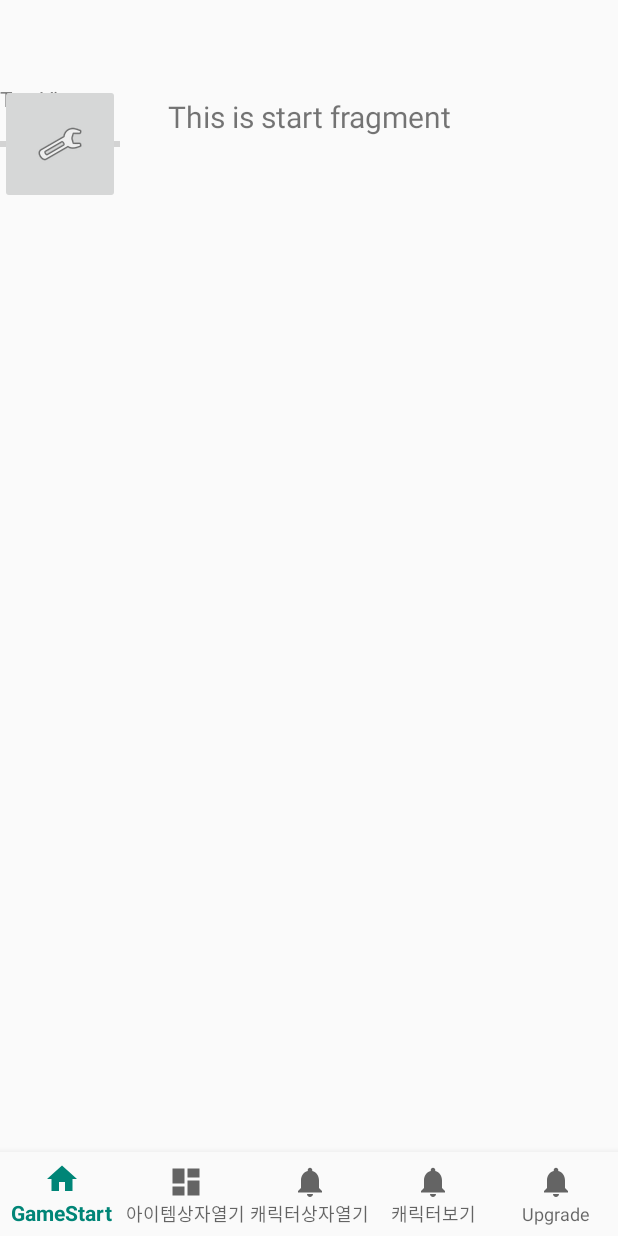
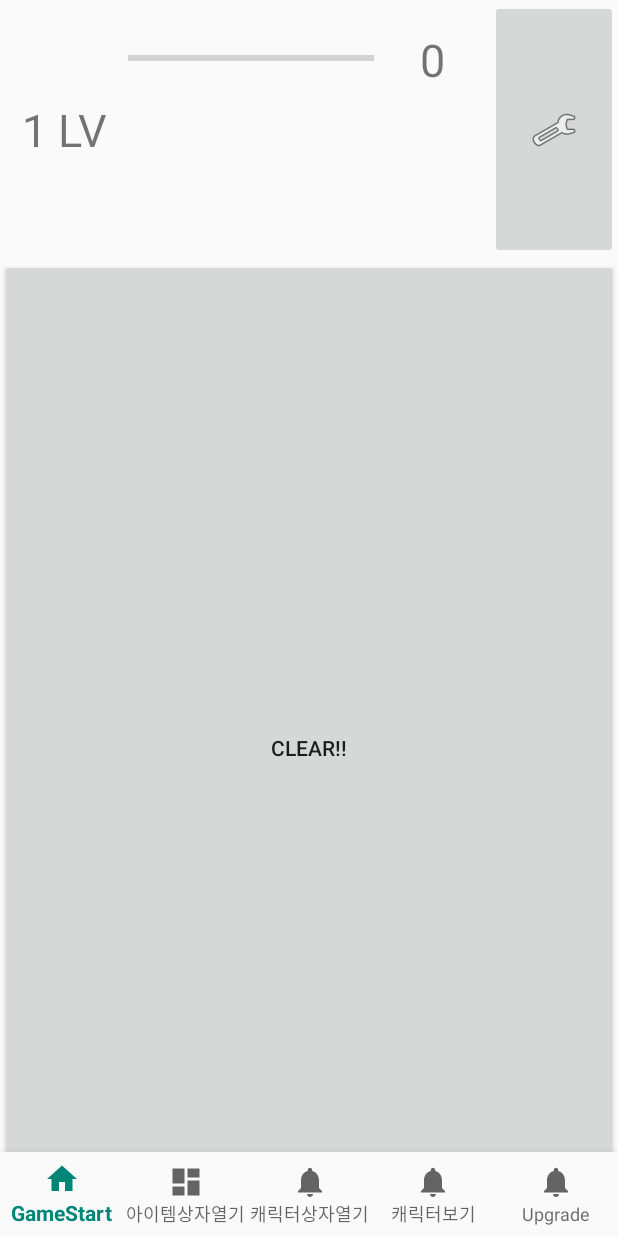
Before and after one commit to nsun9505/MobileAppProgramming_Team1, an Android app: the screen it shows after launch (MainActivity), on a phone screen of 412 x 824 dp. Run offline under Robolectric (Android 15) with nearby library versions, the phone set to English and light mode, and no system bars; our stand-ins replace navigation-ui.

Commit message:
add gameclear function

```diff
--- a/app/src/main/AndroidManifest.xml
+++ b/app/src/main/AndroidManifest.xml
@@ -18,6 +18,7 @@
                 <category android:name="android.intent.category.LAUNCHER" />
             </intent-filter>
         </activity>
+        <activity android:name=".SettingFragment"/>
     </application>
 
 </manifest>
--- a/app/src/main/java/com/example/testproject/MainActivity.java
+++ b/app/src/main/java/com/example/testproject/MainActivity.java
@@ -1,11 +1,15 @@
 package com.example.testproject;
 
+import android.content.Intent;
 import android.os.Build;
 import android.os.Bundle;
 import android.view.View;
+import android.widget.Button;
 import android.view.Window;
 import android.view.WindowManager;
 
+import com.example.testproject.function.GameInterface;
+import com.example.testproject.function.Player;
 import com.google.android.material.bottomnavigation.BottomNavigationView;
 
 import androidx.appcompat.app.ActionBar;
@@ -15,10 +19,16 @@ import androidx.navigation.Navigation;
 import androidx.navigation.ui.AppBarConfiguration;
 import androidx.navigation.ui.NavigationUI;
 import android.app.Activity;
+import android.widget.Button;
+import android.widget.ImageButton;
+import android.widget.ProgressBar;
+import android.widget.TextView;
 
 public class MainActivity extends AppCompatActivity {
+    Button btn;
     private View decorView;
     private int uiOption;
+    private GameInterface Ginterface = null;
     @Override
     protected void onCreate(Bundle savedInstanceState) {
         super.onCreate(savedInstanceState);
@@ -34,20 +44,30 @@ public class MainActivity extends AppCompatActivity {
             uiOption |= View.SYSTEM_UI_FLAG_FULLSCREEN;
         if( Build.VERSION.SDK_INT >= Build.VERSION_CODES.KITKAT )
             uiOption |= View.SYSTEM_UI_FLAG_IMMERSIVE_STICKY;
+
         //전체화면 중간 스톱
+        setContentView(R.layout.activity_main);
 
+        ImageButton settingbtn = (ImageButton) findViewById(R.id.settingbtn); //설정버튼
+        settingbtn.setOnClickListener(new View.OnClickListener(){
 
-        setContentView(R.layout.activity_main);
+            public void onClick(View v) { //클릭이벤트
+                Intent myintent = new Intent(MainActivity.this, SettingFragment.class);
+                startActivity(myintent);
+            }
+        });
+
+        this.initGameInfo();
         BottomNavigationView navView = findViewById(R.id.nav_view);
         // Passing each menu ID as a set of Ids because each
         // menu should be considered as top level destinations.
         AppBarConfiguration appBarConfiguration = new AppBarConfiguration.Builder(
-                R.id.navigation_gamestart, R.id.navigation_open_itembox, R.id.navigation_open_charbox,R.id.navigation_view_character,R.id.navigation_upgrade)
+                R.id.navigation_gamestart, R.id.navigation_open_itembox,
+                R.id.navigation_open_charbox,R.id.navigation_view_character,R.id.navigation_upgrade)
                 .build();
         NavController navController = Navigation.findNavController(this, R.id.nav_host_fragment);
         NavigationUI.setupActionBarWithNavController(this, navController, appBarConfiguration);
         NavigationUI.setupWithNavController(navView, navController);
-
     }
     @Override
     public void onWindowFocusChanged(boolean hasFocus) { //전체화면2
@@ -59,4 +79,39 @@ public class MainActivity extends AppCompatActivity {
         }
     } //전체화면끝
 
+    public void initGameInfo(){
+        this.Ginterface = new Player();
+        TextView levelText = (TextView)findViewById(R.id.textView3);
+        levelText.setText(String.valueOf(Ginterface.getCurrentLevel() +" LV"));
+
+        ProgressBar expProgress = (ProgressBar)findViewById(R.id.progressBar);
+        expProgress.setProgress(Ginterface.getCurrentExp());
+
+        ProgressBar searchProgress = (ProgressBar)findViewById(R.id.progressBar2);
+        searchProgress.setProgress(Ginterface.getSearchValue());
+
+        TextView moneyText = (TextView)findViewById(R.id.textView4);
+        moneyText.setText(String.valueOf(Ginterface.getMoney()));
+    }
+
+    public void gameClear(){
+        int ret =  Ginterface.increaseExp(10);
+        if(ret == 1){
+            Ginterface.levelUp();
+            Ginterface.increaseNumberOfBox();
+            TextView levelText = (TextView)findViewById(R.id.textView3);
+            levelText.setText(String.valueOf(Ginterface.getCurrentLevel() +" LV"));
+        }
+        Ginterface.updateMoney();
+        Ginterface.increaseSearchValue(10);
+
+        ProgressBar expProgress = (ProgressBar)findViewById(R.id.progressBar);
+        expProgress.setProgress(Ginterface.getCurrentExp());
+
+        ProgressBar searchProgress = (ProgressBar)findViewById(R.id.progressBar2);
+        searchProgress.setProgress(Ginterface.getSearchValue());
+
+        TextView moneyText = (TextView)findViewById(R.id.textView4);
+        moneyText.setText(String.valueOf(Ginterface.getMoney()));
+    }
 }
--- /dev/null
+++ b/app/src/main/java/com/example/testproject/function/GameInterface.java
@@ -0,0 +1,45 @@
+package com.example.testproject.function;
+
+public interface GameInterface {
+     void UpdateMaxExp();
+
+    // 1차 보상 : 경험치
+    // 경험치 증가 -> MAX 도달 시 LEVELUP 리턴
+     int increaseExp(int getExp);
+
+    // 1차 보상 : 탐색도 증가
+    // 탐색도 증가 : 100% 도달 시 GETPIVOT 리턴, 아직 MAX가 100%가 아니면 NOTGETPIVOT
+     int increaseSearchValue(int getsearchValue);
+
+    // 1차 보창 : 재화
+     void updateMoney();
+
+    // 레벨업 : level 증가
+     void levelUp();
+
+    // 2차 보상
+    // 레벨업 : box 수 증가
+     void increaseNumberOfBox();
+
+    // 수정 필요
+    // 2차 보상
+    // 상자까기 : 1차 보상의 상자를 얻거나(0), 장식을 얻거나(1)
+     int openBox();
+
+    // 수정필요
+    // 3차 보상 : 장식 추가
+     int addDecoration();
+
+    // 수정 필요
+    // 3차 보상 : 강화
+    // 강화할 pivot을 선택 후 강화 가능
+    // 먼저 강화할 pivot선택, pivot이 하나도 없어도 강화탭에 들어갈 수 있음.
+    // 재화(money)를 소모하여 강화
+     int reinforce(int selected);
+
+    // 기본 정보를 출력하기 워해
+     int getCurrentLevel();
+     int getSearchValue();
+     int getCurrentExp();
+    int getMoney();
+}
--- /dev/null
+++ b/app/src/main/java/com/example/testproject/function/Player.java
@@ -0,0 +1,224 @@
+package com.example.testproject.function;
+
+
+import android.widget.TextView;
+
+import com.example.testproject.R;
+
+import java.util.ArrayList;
+import java.util.Random;
+
+public class Player implements GameInterface {
+    private static final int LEVELUP = 1;
+    private static final int NOLEVELUP = 0;
+    private static final int GETPARTS = 1;
+    private static final int NOTGETPARTS = 0;
+    private static final int COMPLETEPIVOT = 1;
+    private static final int NOTCOMPLETEPIVOT = 0;
+
+    private int maxExp;
+    private int maxSearchValue;
+    private int level;                // 레벨
+    private int currentExp;                // 경험치
+    private int searchValue;        // 탐색도(탐색치)
+    private int money;                // 재화
+    private int numOfBox;            // 상자 개수
+    // 가지고 있는 장식리스트
+    private ArrayList<Decoration> decoList;
+
+    public Player() {
+        this.level = 1;
+        this.currentExp = 0;
+        this.searchValue = 0;
+        this.money = 0;
+        this.numOfBox = 0;
+        this.maxExp = 100;
+        this.maxSearchValue = 100;
+        this.decoList = new ArrayList<Decoration>();
+    }
+
+    // 1차 보상 : 경험치
+    // 경험치 증가 -> MAX 도달 시 LEVELUP 리턴
+    public int increaseExp(int getExp) {
+        // 현재 경험치 갱신
+        this.setExp(this.getCurrentExp() + getExp);
+
+        // 현재 경험치를 받아옴.
+        int currentExp = this.getCurrentExp();
+
+        // 현재 경험치가 현재 레벨에서 다음 레벨로 넘어가기 위한 경험치를 달성한 경우
+        // 경험치를 갱신하고, 레벨을 증가시키기 위한 값 리턴
+        // 다음 레벨에 맞는 최대 경험치 갱신
+        if (currentExp >= this.getMaxExp()) {
+            this.setExp(this.getCurrentExp() - this.getMaxExp());
+            this.UpdateMaxExp();
+            return LEVELUP;
+        }
+
+        // 레벨업 하지 않음.
+        return NOLEVELUP;
+    }
+
+    public void UpdateMaxExp() {
+        this.setMaxExp(100 + (this.getCurrentLevel() - 1) * 20);
+    }
+
+    // 1차 보상 : 탐색도 증가
+    // 탐색도 증가 : 100% 도달 시 GETPIVOT 리턴, 아직 MAX가 100%가 아니면 NOTGETPIVOT
+    public int increaseSearchValue(int getSearchValue) {
+        // 현재 탐색도를 게임 클리어를 통해 얻은 탐색도만큼 증가시킨다.
+        this.setSearchValue(getSearchValue() + getSearchValue);
+
+
+        if (this.getSearchValue() >= this.getMaxSearchValue()) {
+            this.setSearchValue(this.getSearchValue() - this.getMaxSearchValue());
+            this.updateMaxSearchValue();
+            return GETPARTS;
+        }
+        return NOTGETPARTS;
+    }
+
+    private void updateMaxSearchValue() {
+        this.setMaxSearchValue(100 + (this.getCurrentLevel() - 1) * 20);
+    }
+
+    // 1차 보창 : 재화
+    public void updateMoney() {
+        // 1~200 사이의 재화를 랜덤하게 얻음.
+        int getMoney = getRandom(200);
+        this.setMoney(this.getMoney() + getMoney);
+    }
+
+    // 레벨업 : level 증가
+    public void levelUp() {
+        this.setLevel(this.getCurrentLevel() + 1);
+    }
+
+    // 2차 보상
+    // 레벨업 : box 수 증가
+    public void increaseNumberOfBox() {
+        this.setNumOfBox(this.getNumOfBox() + 1);
+    }
+
+    // 수정 필요
+    // 2차 보상
+    // 상자까기 : 1차 보상의 상자를 얻거나(0), 장식을 얻거나(1)
+    public int openBox() {
+        // 상자 소모
+        // 0개라면 상자를 오픈할 수 없음. -1 리턴
+        if (this.getNumOfBox() == 0)
+            return -1;
+
+        // 상자 소모
+        this.setNumOfBox(getNumOfBox() - 1);
+
+        // 랜덤으로 1~100사이의 숫자 생성
+        // 1~90사이의 수는 Money, 91~100 사이의 수는 장식 획득
+        int num = getRandom(100);
+
+        // 상자를 열어서 얻을 수 있는 재화의 양은 1~200사이
+        if (num >= 1 && num <= 90)
+            return 1;                // 1일 경우 updateMoney 실행
+        else
+            return 2;                // 2일 경우 addDecoration 실행
+    }
+
+    private int getRandom(int limit) {
+        return (int) (Math.random() * limit) + 1;
+    }
+
+    // 3차 보상 : 장식 추가
+    public int addDecoration() {
+        // 랜덤으로 장식 생성 후 추가
+        Decoration newDeco = new Decoration();
+        ArrayList<Decoration> curDecoList = this.getDecorationList();
+        curDecoList.add(newDeco);
+        return 1;                    // SUCCESS
+    }
+
+    // 수정 필요
+    // 3차 보상 : 강화
+    // 강화할 pivot을 선택 후 강화 가능
+    public int reinforce(int selected) {
+        // 먼저 강화할 pivot선택, pivot이 하나도 없어도 강화탭에 들어갈 수 있음.
+        // 재화(money)를 소모하여 강화
+        ArrayList<Decoration> curDecoList = this.getDecorationList();
+
+        // 현재 가지고 있는 장식의 개수가 0또는 개수가 현재 가지고 있는 양보다 넘는다면 에러, 리턴 -1
+        if (curDecoList.size() == 0 || curDecoList.size() < selected)
+            return -1;
+
+        // 강화할 아이템 선택
+        Decoration reinforced_deco = curDecoList.get(selected);
+
+		/*
+		if(this.getMoney() < reinforced_deco.getNeedMoney())
+			return -1;
+		*/
+
+        // 선택된 장식 강화 후 현재 장식 리스트 갱신
+        // reinforced_deco.reinforce();
+        // curDecoList.set(selected, reinforced_deco);
+        return 1;                                        // SUCCESS
+    }
+
+    public int getCurrentLevel() {
+        return this.level;
+    }
+
+    public int getCurrentExp() {
+        return this.currentExp;
+    }
+
+    public int getSearchValue() {
+        return this.searchValue;
+    }
+
+    public int getMoney() {
+        return this.money;
+    }
+
+    public ArrayList<Decoration> getDecorationList() {
+        return this.decoList;
+    }
+
+    public int getNumOfBox() {
+        return this.numOfBox;
+    }
+
+    private int getMaxSearchValue() {
+        return this.maxSearchValue;
+    }
+
+    private int getMaxExp() {
+        return this.maxExp;
+    }
+
+    private void setMoney(int money) {
+        this.money = money;
+    }
+
+    private void setNumOfBox(int numOfBox) {
+        this.numOfBox = numOfBox;
+    }
+
+    private void setLevel(int level) {
+        this.level = level;
+    }
+
+    private void setSearchValue(int value) {
+        this.searchValue = value;
+    }
+
+    private void setExp(int exp) {
+        this.currentExp = exp;
+    }
+
+    private void setMaxExp(int newMaxExp) {
+        this.maxExp = newMaxExp;
+    }
+
+    private void setMaxSearchValue(int newMaxSearchValue) {
+        this.searchValue = newMaxSearchValue;
+    }
+}
--- a/app/src/main/java/com/example/testproject/ui/start/StartFragment.java
+++ b/app/src/main/java/com/example/testproject/ui/start/StartFragment.java
@@ -4,21 +4,21 @@ import android.os.Bundle;
 import android.view.LayoutInflater;
 import android.view.View;
 import android.view.ViewGroup;
+import android.widget.Button;
 import android.widget.TextView;
 
-import androidx.annotation.Nullable;
-import androidx.annotation.NonNull;
 import androidx.fragment.app.Fragment;
 import androidx.lifecycle.Observer;
 import androidx.lifecycle.ViewModelProviders;
 
+import com.example.testproject.MainActivity;
 import com.example.testproject.R;
 
 public class StartFragment extends Fragment {
-
+    Button btn;
     private StartViewModel startViewModel;
 
-    public View onCreateView(@NonNull LayoutInflater inflater,
+    public View onCreateView(LayoutInflater inflater,
                              ViewGroup container, Bundle savedInstanceState) {
         startViewModel =
                 ViewModelProviders.of(this).get(StartViewModel.class);
@@ -26,10 +26,22 @@ public class StartFragment extends Fragment {
         final TextView textView = root.findViewById(R.id.text_start);
         startViewModel.getText().observe(this, new Observer<String>() {
             @Override
-            public void onChanged(@Nullable String s) {
+            public void onChanged( String s) {
                 textView.setText(s);
             }
         });
+        btn = root.findViewById(R.id.gameBtn);
+        btn.setOnClickListener(new View.OnClickListener() {
+            @Override
+            public void onClick(View view) {
+                ((MainActivity)getActivity()).gameClear();
+            }
+        });
+
         return root;
     }
+
+    public void GameClear(){
+
+    }
 }
--- a/app/src/main/res/layout/activity_main.xml
+++ b/app/src/main/res/layout/activity_main.xml
@@ -4,82 +4,99 @@
     xmlns:tools="http://schemas.android.com/tools"
     android:id="@+id/container"
     android:layout_width="match_parent"
-    android:layout_height="match_parent"
-    android:paddingTop="?attr/actionBarSize">
+    android:layout_height="match_parent">
 
     <com.google.android.material.bottomnavigation.BottomNavigationView
         android:id="@+id/nav_view"
         android:layout_width="0dp"
         android:layout_height="wrap_content"
-        android:layout_marginStart="0dp"
-        android:layout_marginEnd="0dp"
 
         android:background="?android:attr/windowBackground"
         app:labelVisibilityMode="labeled"
         app:layout_constraintBottom_toBottomOf="parent"
-        app:layout_constraintLeft_toLeftOf="parent"
-        app:layout_constraintRight_toRightOf="parent"
+        app:layout_constraintEnd_toEndOf="parent"
+        app:layout_constraintStart_toStartOf="parent"
+        app:layout_constraintTop_toBottomOf="@+id/settingbtn"
         app:menu="@menu/bottom_nav_menu" />
 
 
     <fragment
         android:id="@+id/nav_host_fragment"
         android:name="androidx.navigation.fragment.NavHostFragment"
-        android:layout_width="match_parent"
-        android:layout_height="match_parent"
+        android:layout_width="0dp"
+        android:layout_height="0dp"
         app:defaultNavHost="true"
-        app:layout_constraintBottom_toTopOf="@id/nav_view"
-        app:layout_constraintHorizontal_bias="0.0"
-        app:layout_constraintLeft_toLeftOf="parent"
-        app:layout_constraintRight_toRightOf="parent"
-        app:layout_constraintTop_toTopOf="parent"
-        app:layout_constraintVertical_bias="1.0"
+        app:layout_constraintBottom_toBottomOf="parent"
+        app:layout_constraintEnd_toEndOf="parent"
+        app:layout_constraintStart_toStartOf="parent"
+        app:layout_constraintTop_toBottomOf="@+id/textView3"
         app:navGraph="@navigation/mobile_navigation" />
 
     <TextView
         android:id="@+id/textView3"
-        android:layout_width="80dp"
-        android:layout_height="80dp"
+        android:layout_width="0dp"
+        android:layout_height="0dp"
+        android:layout_marginBottom="595dp"
         android:gravity="center"
         android:text="LV"
         android:textSize="30dp"
+        app:layout_constraintBottom_toTopOf="@+id/nav_view"
+        app:layout_constraintEnd_toStartOf="@+id/progressBar"
+        app:layout_constraintStart_toStartOf="parent"
         app:layout_constraintTop_toTopOf="parent"
-        tools:ignore="MissingConstraints"
-        tools:layout_editor_absoluteX="0dp" />
+        tools:ignore="MissingConstraints" />
 
     <ProgressBar
         android:id="@+id/progressBar"
         style="?android:attr/progressBarStyleHorizontal"
-        android:layout_width="80dp"
-        android:layout_height="80dp"
-        tools:layout_editor_absoluteX="80dp"
-        tools:layout_editor_absoluteY="0dp"
+        android:layout_width="79dp"
+        android:layout_height="78dp"
+        android:max="100"
+        android:progress="20"
+        app:layout_constraintBottom_toTopOf="@+id/settingbtn"
+        app:layout_constraintEnd_toStartOf="@+id/progressBar2"
+        app:layout_constraintStart_toEndOf="@+id/textView3"
+        app:layout_constraintTop_toTopOf="parent"
+        app:layout_constraintVertical_bias="0.0"
         tools:ignore="MissingConstraints" />
 
     <ProgressBar
         android:id="@+id/progressBar2"
-        style="?android:attr/progressBarStyle"
-        android:layout_width="80dp"
-        android:layout_height="80dp"
-        tools:layout_editor_absoluteX="160dp"
-        tools:layout_editor_absoluteY="-1dp"
+        style="?android:attr/progressBarStyleHorizontal"
+        android:layout_width="0dp"
+        android:layout_height="0dp"
+        android:max="100"
+        android:progress="10"
+        app:layout_constraintBottom_toBottomOf="@+id/progressBar"
+        app:layout_constraintEnd_toStartOf="@+id/textView4"
+        app:layout_constraintStart_toEndOf="@+id/progressBar"
+        app:layout_constraintTop_toTopOf="parent"
         tools:ignore="MissingConstraints" />
 
     <TextView
         android:id="@+id/textView4"
-        android:layout_width="80dp"
-        android:layout_height="80dp"
-        android:text="TextView"
-        tools:layout_editor_absoluteX="240dp"
-        tools:layout_editor_absoluteY="0dp"
+        android:layout_width="77dp"
+        android:layout_height="79dp"
+        android:gravity="center"
+        android:text="금화"
+        android:textSize="30dp"
+        app:layout_constraintBottom_toBottomOf="@+id/progressBar2"
+        app:layout_constraintEnd_toStartOf="@+id/settingbtn"
+        app:layout_constraintStart_toEndOf="@+id/progressBar2"
+        app:layout_constraintTop_toTopOf="parent"
+        app:layout_constraintVertical_bias="0.0"
         tools:ignore="MissingConstraints" />
 
     <ImageButton
-        android:id="@+id/imageButton"
-        android:layout_width="80dp"
-        android:layout_height="80dp"
+        android:id="@+id/settingbtn"
+        android:layout_width="0dp"
+        android:layout_height="0dp"
+        android:layout_marginBottom="595dp"
+        app:layout_constraintBottom_toTopOf="@+id/nav_view"
+        app:layout_constraintEnd_toEndOf="parent"
+        app:layout_constraintStart_toEndOf="@+id/textView4"
+        app:layout_constraintTop_toBottomOf="@+id/progressBar"
+        app:layout_constraintTop_toTopOf="parent"
         app:srcCompat="@android:drawable/ic_menu_manage"
-        tools:layout_editor_absoluteX="320dp"
-        tools:layout_editor_absoluteY="0dp"
         tools:ignore="MissingConstraints" />
 </androidx.constraintlayout.widget.ConstraintLayout>
--- a/app/src/main/res/layout/fragment_start.xml
+++ b/app/src/main/res/layout/fragment_start.xml
@@ -1,6 +1,7 @@
 <?xml version="1.0" encoding="utf-8"?>
 <androidx.constraintlayout.widget.ConstraintLayout xmlns:android="http://schemas.android.com/apk/res/android"
     xmlns:app="http://schemas.android.com/apk/res-auto"
+    xmlns:tools="http://schemas.android.com/tools"
     android:layout_width="match_parent"
     android:layout_height="match_parent">
 
@@ -16,4 +17,12 @@
         app:layout_constraintEnd_toEndOf="parent"
         app:layout_constraintStart_toStartOf="parent"
         app:layout_constraintTop_toTopOf="parent" />
+
+    <Button
+        android:id="@+id/gameBtn"
+        android:layout_width="match_parent"
+        android:layout_height="match_parent"
+        android:text="Clear!!"
+        tools:ignore="MissingConstraints" />
+
 </androidx.constraintlayout.widget.ConstraintLayout>
--- a/app/src/main/res/navigation/mobile_navigation.xml
+++ b/app/src/main/res/navigation/mobile_navigation.xml
@@ -25,15 +25,13 @@
 
     <fragment
         android:id="@+id/navigation_view_character"
-        android:name="com.example.testproject.ui.OpenCharacter.OpenCharacterFragment"
+        android:name="com.example.testproject.ui.ShowCharacter.ShowCharacterFragment"
         android:label="@string/title_notifications"
-        tools:layout="@layout/fragment_opencharacter" />
+        tools:layout="@layout/fragment_showcharacter" />
 
     <fragment
         android:id="@+id/navigation_upgrade"
         android:name="com.example.testproject.ui.OpenCharacter.OpenCharacterFragment"
-        android:label="@string/title_notifications"
-        tools:layout="@layout/fragment_opencharacter" />
-
-
+        android:label="업그레이드"
+        tools:layout="@layout/fragment_upgrade" />
 </navigation>
```
Also changed, not shown: app/src/main/java/com/example/testproject/SettingFragment.java (added, +48 -0 lines), app/src/main/java/com/example/testproject/function/Decoration.java (added, +13 -0 lines), app/src/main/java/com/example/testproject/ui/OpenCharacter/OpenCharacterViewModel.java (+9 -0 lines), app/src/main/java/com/example/testproject/ui/openitem/OpenItemFragment.java (+6 -6 lines).
